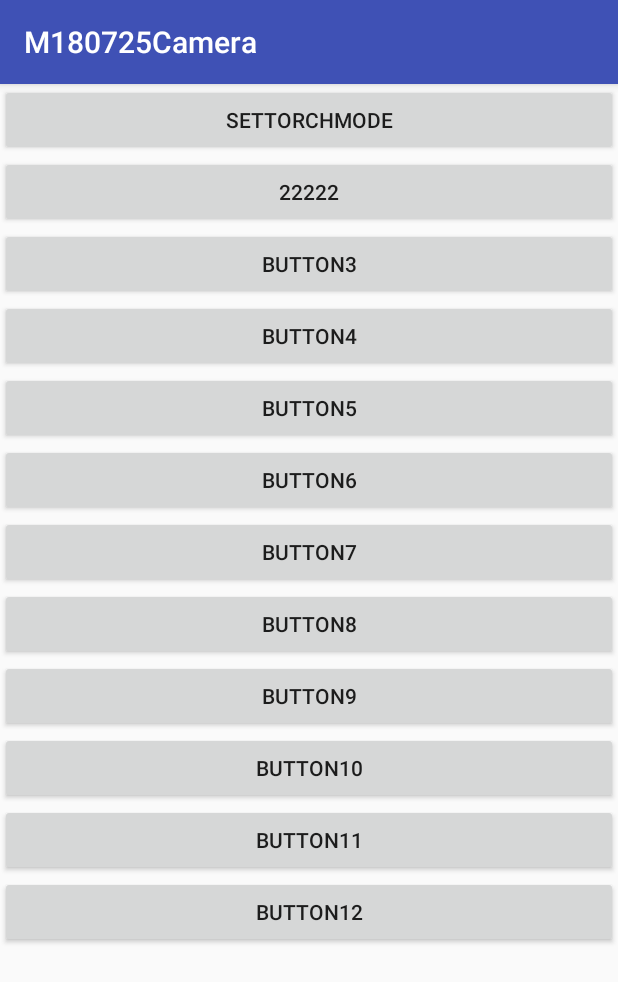
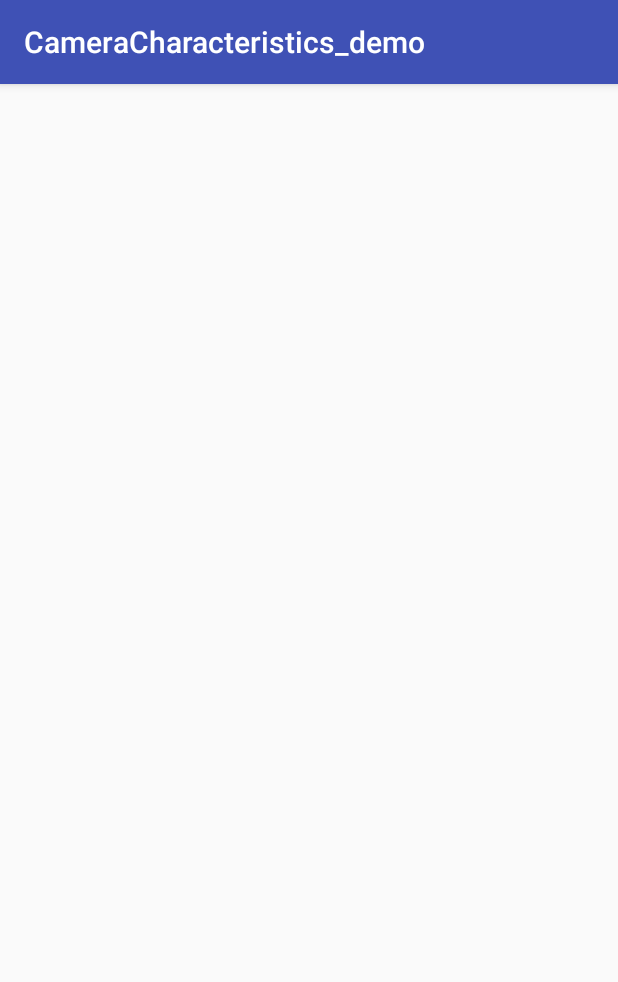
Before and after one commit to kankanla/M180725Camera, an Android app: the screen it shows after launch (MainActivity before the commit, CameraCharacteristics_demo after it), after a tap on "BUTTON2", on a phone screen of 412 x 824 dp. Shown: the top 982 px of the screen. Run offline under Robolectric (Android 15) with nearby library versions, the phone set to English and light mode, and no system bars; 2 other taps on this screen came first.

Commit message:
FLASH_INFO_AVAILABLE

```diff
--- a/app/src/main/AndroidManifest.xml
+++ b/app/src/main/AndroidManifest.xml
@@ -16,7 +16,8 @@
                 <category android:name="android.intent.category.LAUNCHER" />
             </intent-filter>
         </activity>
-        <activity android:name=".setTorchMode"></activity>
+        <activity android:name=".setTorchMode" />
+        <activity android:name=".CameraCharacteristics_demo"></activity>
     </application>
 
 </manifest>
--- a/app/src/main/java/com/kankanla/e560/m180725camera/MainActivity.java
+++ b/app/src/main/java/com/kankanla/e560/m180725camera/MainActivity.java
@@ -29,10 +29,11 @@ public class MainActivity extends AppCompatActivity implements View.OnClickListe
         switch (v.getId()) {
             case R.id.button1:
                 ((Button) v).setText("setTorchMode");
-                startActivity(new Intent(this,setTorchMode.class));
+                startActivity(new Intent(this, setTorchMode.class));
                 break;
             case R.id.button2:
-                ((Button) v).setText("22222");
+                ((Button) v).setText("CameraCharacteristics_demo");
+                startActivity(new Intent(this, CameraCharacteristics_demo.class));
                 break;
             case R.id.button3:
                 ((Button) v).setText("33333");
--- a/app/src/main/java/com/kankanla/e560/m180725camera/setTorchMode.java
+++ b/app/src/main/java/com/kankanla/e560/m180725camera/setTorchMode.java
@@ -18,7 +18,7 @@ import android.widget.Button;
 import android.widget.Toast;
 
 public class setTorchMode extends AppCompatActivity {
-    private String TAG = "setTorchMode";
+    private String TAG = "//-----setTorchMode-----//";
     private Boolean TorchONOFF = false;
     private CameraManager cameraManager;
     private CameraManager.TorchCallback torchCallback;
--- /dev/null
+++ b/app/src/main/res/layout/activity_camera_characteristics_demo.xml
@@ -0,0 +1,9 @@
+<?xml version="1.0" encoding="utf-8"?>
+<android.support.constraint.ConstraintLayout xmlns:android="http://schemas.android.com/apk/res/android"
+    xmlns:app="http://schemas.android.com/apk/res-auto"
+    xmlns:tools="http://schemas.android.com/tools"
+    android:layout_width="match_parent"
+    android:layout_height="match_parent"
+    tools:context=".CameraCharacteristics_demo">
+
+</android.support.constraint.ConstraintLayout>
```
